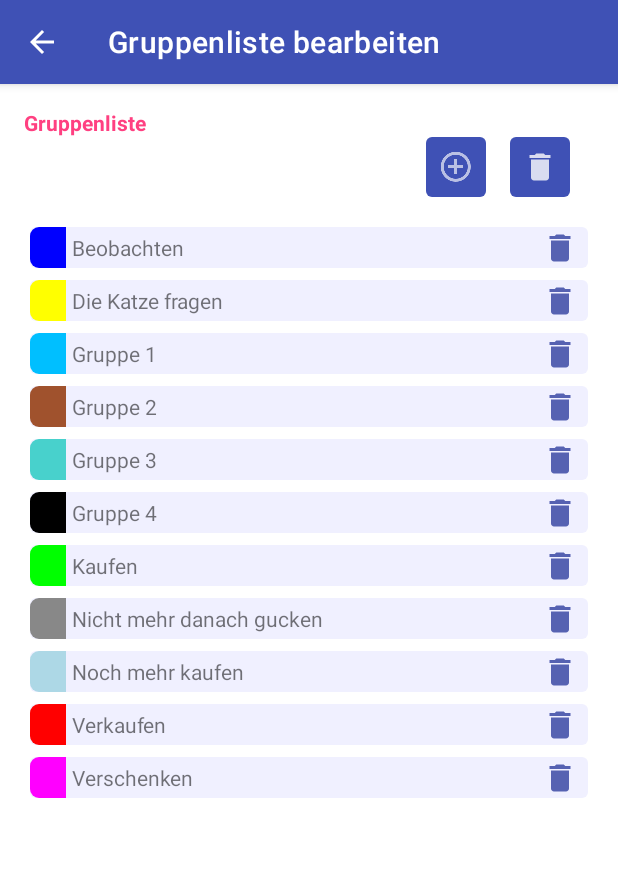
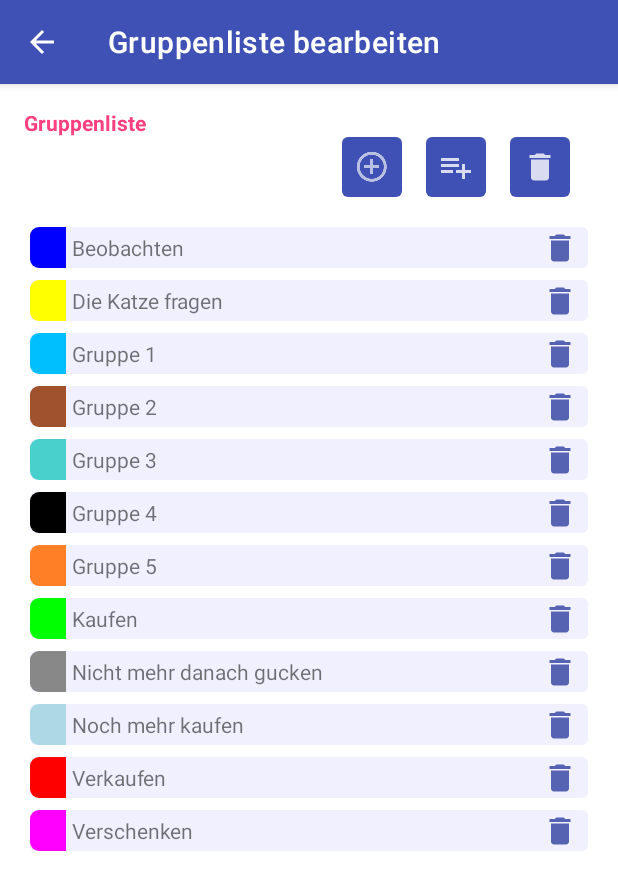
Before and after one commit to jurgen178/StockRoom, an Android app: the UpdateGroupActivity screen opened directly, with no data from a screen before it, on a phone screen of 412 x 824 dp. Shown: the top 890 px of the screen. Run offline under Robolectric (Android 15) with nearby library versions, the phone set to English and light mode, and no system bars; our stand-ins replace Room's generated code; libraries missing offline, so code that uses them is left out: com.github.doyaaaaaken.kotlincsv, com.jakewharton.retrofit2, com.larswerkman.holocolorpicker.

Commit message:
update predefined groups

```diff
--- a/app/src/main/java/com/example/android/stockroom/StockRoom.kt
+++ b/app/src/main/java/com/example/android/stockroom/StockRoom.kt
@@ -45,7 +45,7 @@ data class StockDBdata(
 @Entity(tableName = "group_table")
 data class Group(
   @PrimaryKey var color: Int,
-  val name: String
+  var name: String
 )
 
 @Entity(tableName = "asset_table")
--- /dev/null
+++ b/app/src/main/res/drawable-anydpi/ic_action_add_samples.xml
@@ -0,0 +1,11 @@
+<vector xmlns:android="http://schemas.android.com/apk/res/android"
+    android:width="24dp"
+    android:height="24dp"
+    android:viewportWidth="24"
+    android:viewportHeight="24"
+    android:tint="#FFFFFF"
+    android:alpha="0.8">
+  <path
+      android:fillColor="@android:color/white"
+      android:pathData="M14,10L2,10v2h12v-2zM14,6L2,6v2h12L14,6zM18,14v-4h-2v4h-4v2h4v4h2v-4h4v-2h-4zM2,16h8v-2L2,14v2z"/>
+</vector>
--- a/app/src/main/res/layout/activity_updategroup.xml
+++ b/app/src/main/res/layout/activity_updategroup.xml
@@ -42,6 +42,12 @@
           />
 
       <ImageButton
+          android:id="@+id/addPredefinedGroupsButton"
+          android:src="@drawable/ic_action_add_samples"
+          style="@style/asset_item_imagebutton"
+          />
+
+      <ImageButton
           android:id="@+id/deleteAllGroupButton"
           android:src="@drawable/ic_action_delete"
           style="@style/asset_item_imagebutton"
--- a/app/src/main/res/values/strings.xml
+++ b/app/src/main/res/values/strings.xml
@@ -192,4 +192,8 @@ limitations under the License. -->
   <string name="group_name_in_use">Der Gruppenname \'%1$s\' wird bereits verwendet. Wählen Sie einen anderen Namen aus.</string>
   <string name="group_name_not_empty">Geben Sie einen Gruppenname ein.</string>
   <string name="event_datetime_format">" • %1$s am %2$s"</string>
+  <string name="add_predef_groups_title">Beispielgruppen</string>
+  <string name="add_predef_groups_confirm">Möchten Sie die Beispielgruppen hinzufügen?</string>
+  <string name="add_predef_groups_msg">Die Beispielgruppen wurden hinzugefügt.</string>
+  <string name="predefined_groups">Kaufen,Verkaufen,Beobachten,Verschenken,Die Katze fragen,Nicht mehr danach gucken,Noch mehr kaufen,Gruppe 1,Gruppe 2,Gruppe 3,Gruppe 4,Gruppe 5</string>
 </resources>
```
Also changed, not shown: app/src/main/java/com/example/android/stockroom/StockRoomDao.kt (+14 -3 lines), app/src/main/java/com/example/android/stockroom/StockRoomDatabase.kt (+7 -6 lines), app/src/main/java/com/example/android/stockroom/StockRoomRepository.kt (+5 -4 lines), app/src/main/java/com/example/android/stockroom/StockRoomViewModel.kt (+33 -2 lines), app/src/main/java/com/example/android/stockroom/UpdateGroupActivity.kt (+14 -0 lines), app/src/main/res/drawable-hdpi/ic_action_add_samples.png (added), app/src/main/res/drawable-mdpi/ic_action_add_samples.png (added), app/src/main/res/drawable-xhdpi/ic_action_add_samples.png (added), app/src/main/res/drawable-xxhdpi/ic_action_add_samples.png (added).
